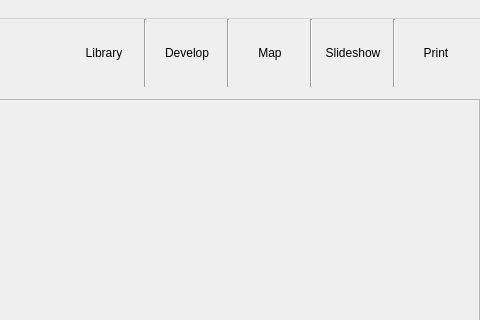
Qt form mainwindow.ui (jaapgeurts/photostage) before a commit; both pictures show x 733 to 1213 and y 0 to 320 of the 1213 by 892 pixel window.
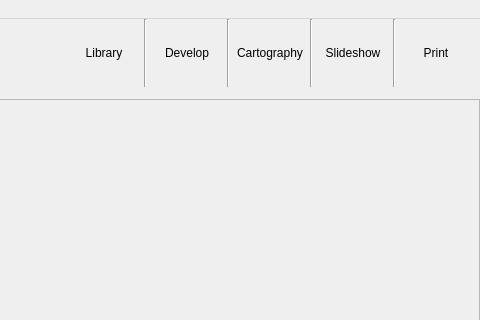
The same form after that commit. Icons and pictures are not drawn. Custom widgets are drawn as their Qt base class.

Commit message: Correctly draw markers on the map now. Scrollwheel zooming working on normal mouse.

```diff
--- a/mainwindow.ui
+++ b/mainwindow.ui
@@ -221,7 +221,7 @@
        <item>
         <widget class="QPushButton" name="btnModeMap">
          <property name="text">
-          <string>Map</string>
+          <string>Cartography</string>
          </property>
          <property name="checkable">
           <bool>true</bool>
```
The commit also changes 2 other files.
